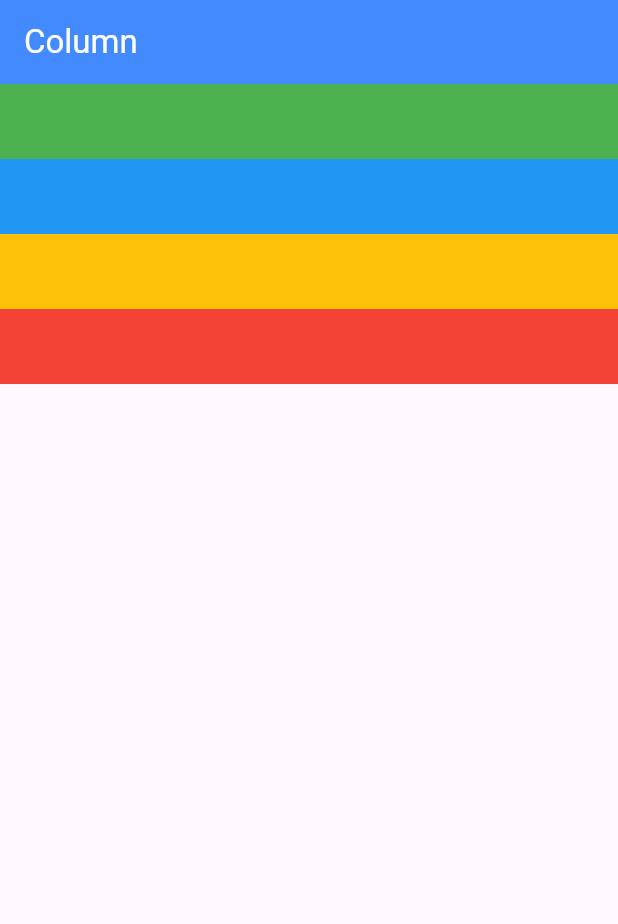
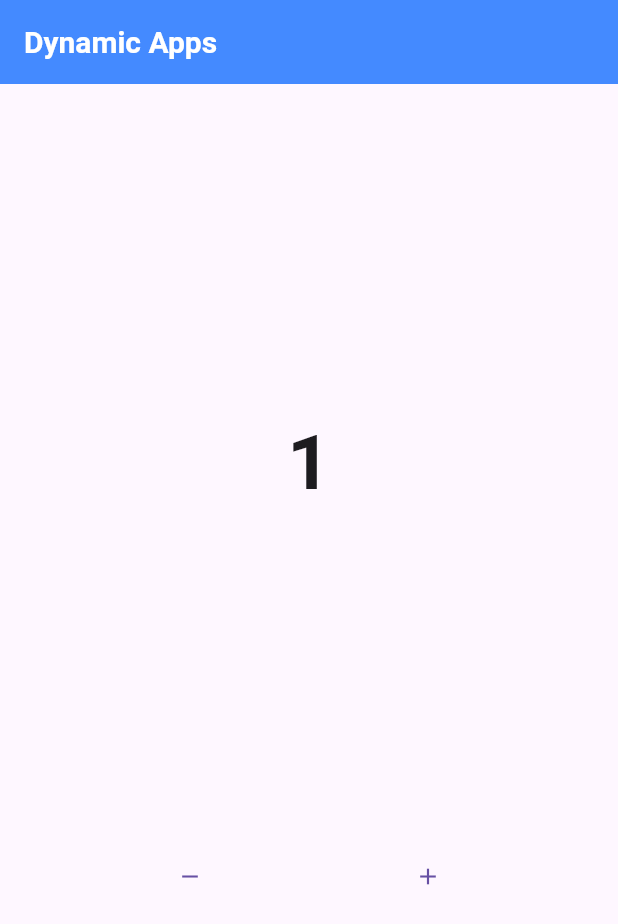
Before and after one commit to Sandydht/first_app, a Flutter app: the screen it shows after launch, on a phone screen of 412 x 824 dp. Shown: the top 924 px of the screen. Run offline on Flutter 3.47's test engine with Material 3 defaults, Android fonts, the phone set to English and light mode, and no system bars.

```diff
--- a/lib/main.dart
+++ b/lib/main.dart
@@ -1,11 +1,18 @@
 import 'package:flutter/material.dart';
 
 void main() {
-  runApp(const MyApp());
+  runApp(MyApp());
 }
 
-class MyApp extends StatelessWidget {
-  const MyApp({super.key});
+class MyApp extends StatefulWidget {
+  MyApp({super.key});
+
+  @override
+  State<MyApp> createState() => _MyAppState();
+}
+
+class _MyAppState extends State<MyApp> {
+  int counter = 1;
 
   @override
   Widget build(BuildContext context) {
@@ -13,34 +20,47 @@ class MyApp extends StatelessWidget {
       home: Scaffold(
         appBar: AppBar(
           title: const Text(
-            'Column',
-            style: TextStyle(color: Colors.white),
+            'Dynamic Apps',
+            style: TextStyle(
+              color: Colors.white,
+              fontWeight: FontWeight.bold,
+              fontSize: 20
+            ),
           ),
           backgroundColor: Colors.blueAccent,
         ),
         body: Column(
-          mainAxisAlignment: MainAxisAlignment.start,
-          crossAxisAlignment: CrossAxisAlignment.start,
+          mainAxisAlignment: MainAxisAlignment.spaceEvenly,
           children: [
-            Container(
-              // width: 200,
-              height: 50,
-              color: Colors.green,
+            Text(
+              counter.toString(),
+              style: TextStyle(
+                fontSize: 50 + double.parse(counter.toString()),
+                fontWeight: FontWeight.bold
+              ),
             ),
-            Container(
-              // width: 50,
-              height: 50,
-              color: Colors.blue,
-            ),
-            Container(
-              // width: 100,
-              height: 50,
-              color: Colors.amber,
-            ),
-            Container(
-              // width: 300,
-              height: 50,
-              color: Colors.red,
+            Row(
+              mainAxisAlignment: MainAxisAlignment.spaceEvenly,
+              children: [
+                TextButton(
+                  onPressed: () {
+                    if (counter != 1) {
+                      setState(() {
+                        counter--;
+                      });
+                    }
+                  },
+                  child: Icon(Icons.remove),
+                ),
+                TextButton(
+                  onPressed: () {
+                    setState(() {
+                      counter++;
+                    });
+                  },
+                  child: Icon(Icons.add),
+                )
+              ],
             )
           ]
         ),
```
